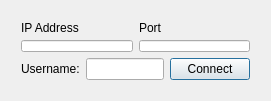
Old version of the form lukiChat/Ui/connectdialog.ui in the repository lukitree/lukiChat.
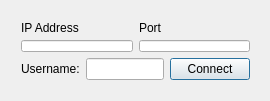
New version of the form.

Commit message: Update file structure in VS files

```diff
--- a/lukiChat/Ui/connectdialog.ui
+++ b/lukiChat/Ui/connectdialog.ui
@@ -6,7 +6,7 @@
    <rect>
     <x>0</x>
     <y>0</y>
-    <width>271</width>
+    <width>270</width>
     <height>101</height>
    </rect>
   </property>
```
The commit also changes 2 other files.
